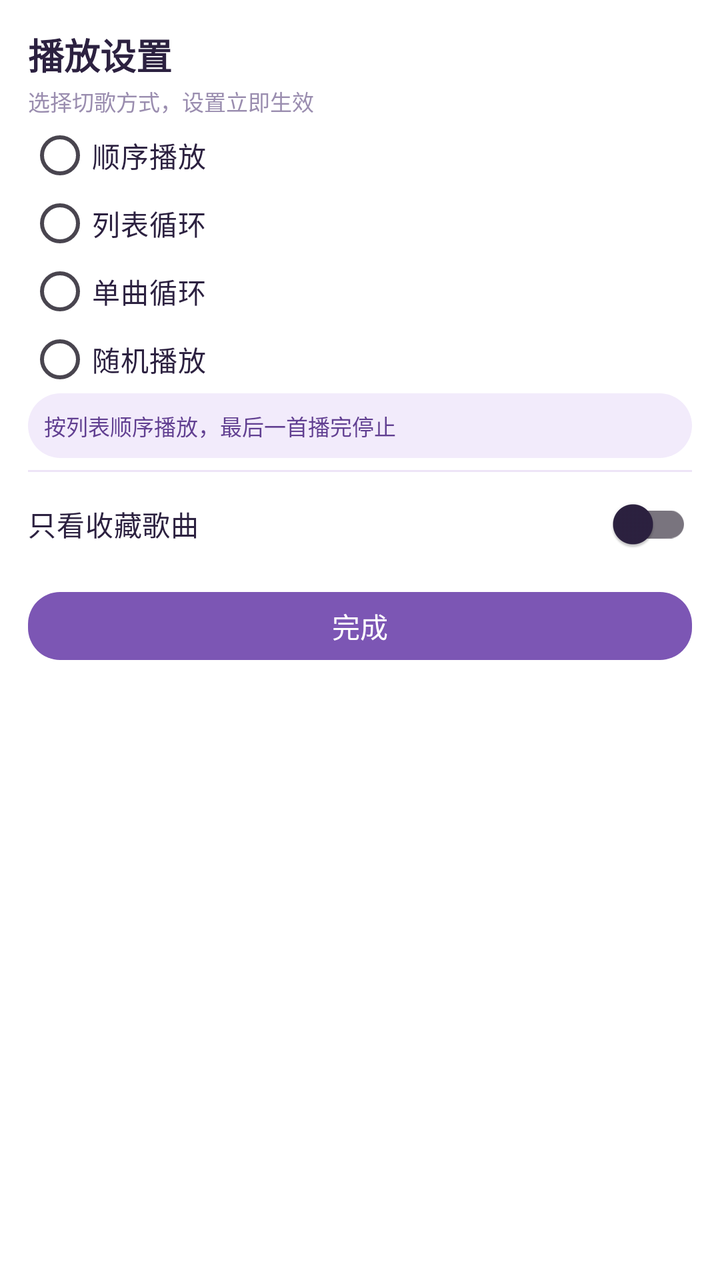
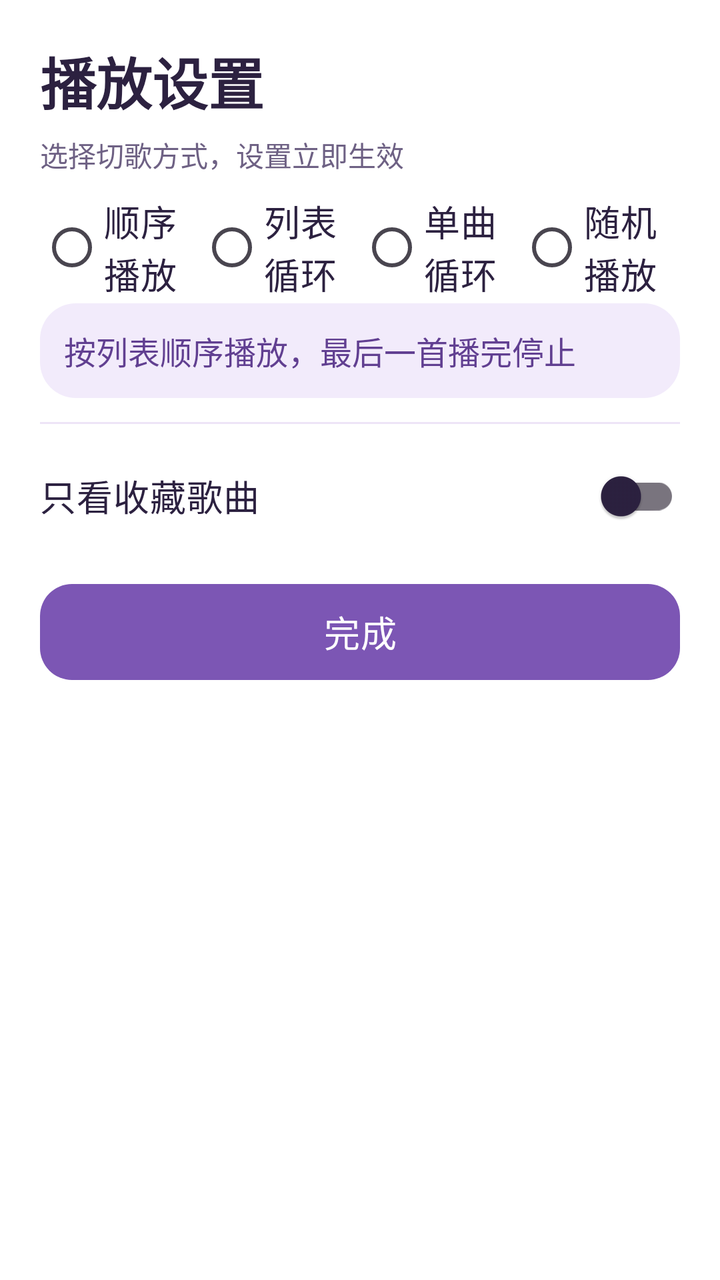

Before-and-after screenshots of an Android layout around one commit, followed by the original layout XML and the change that was made.
<!-- AndroidManifest.xml: application theme Theme.AutoMediaPlayer -->
<!-- res/layout/dialog_play_settings.xml -->
<?xml version="1.0" encoding="utf-8"?>
<LinearLayout xmlns:android="http://schemas.android.com/apk/res/android"
    xmlns:app="http://schemas.android.com/apk/res-auto"
    android:layout_width="match_parent"
    android:layout_height="wrap_content"
    android:background="@color/white"
    android:minWidth="420dp"
    android:orientation="vertical"
    android:padding="14dp">

    <TextView
        android:layout_width="wrap_content"
        android:layout_height="wrap_content"
        android:text="@string/play_settings"
        android:textColor="@color/text_primary"
        android:textSize="18sp"
        android:textStyle="bold" />

    <TextView
        android:layout_width="wrap_content"
        android:layout_height="wrap_content"
        android:layout_marginTop="2dp"
        android:text="@string/play_settings_hint"
        android:textColor="@color/text_tertiary"
        android:textSize="11sp" />

    <RadioGroup
        android:id="@+id/rg_mode"
        android:layout_width="match_parent"
        android:layout_height="wrap_content"
        android:layout_marginTop="2dp"
        android:orientation="vertical">

        <RadioButton
            android:id="@+id/rb_order"
            android:layout_width="match_parent"
            android:layout_height="34dp"
            android:buttonTint="@color/wisteria_600"
            android:text="@string/mode_order"
            android:textColor="@color/text_primary"
            android:textSize="14sp" />

        <RadioButton
            android:id="@+id/rb_loop_all"
            android:layout_width="match_parent"
            android:layout_height="34dp"
            android:buttonTint="@color/wisteria_600"
            android:text="@string/mode_loop_all"
            android:textColor="@color/text_primary"
            android:textSize="14sp" />

        <RadioButton
            android:id="@+id/rb_loop_one"
            android:layout_width="match_parent"
            android:layout_height="34dp"
            android:buttonTint="@color/wisteria_600"
            android:text="@string/mode_loop_one"
            android:textColor="@color/text_primary"
            android:textSize="14sp" />

        <RadioButton
            android:id="@+id/rb_shuffle"
            android:layout_width="match_parent"
            android:layout_height="34dp"
            android:buttonTint="@color/wisteria_600"
            android:text="@string/mode_shuffle"
            android:textColor="@color/text_primary"
            android:textSize="14sp" />
    </RadioGroup>

    <TextView
        android:id="@+id/tv_mode_desc"
        android:layout_width="match_parent"
        android:layout_height="wrap_content"
        android:background="@drawable/bg_chip_lavender"
        android:padding="8dp"
        android:text="@string/mode_order_desc"
        android:textColor="@color/wisteria_700"
        android:textSize="11sp" />

    <View
        android:layout_width="match_parent"
        android:layout_height="1dp"
        android:layout_marginTop="6dp"
        android:background="@color/divider" />

    <com.google.android.material.switchmaterial.SwitchMaterial
        android:id="@+id/switch_favorites_only"
        android:layout_width="match_parent"
        android:layout_height="wrap_content"
        android:layout_marginTop="2dp"
        android:buttonTint="@color/wisteria_600"
        android:text="@string/show_favorites_only"
        android:textColor="@color/text_primary"
        android:textSize="14sp"
        app:useMaterialThemeColors="true" />

    <com.google.android.material.button.MaterialButton
        android:id="@+id/btn_done"
        android:layout_width="match_parent"
        android:layout_height="42dp"
        android:layout_marginTop="6dp"
        android:text="@string/settings_done"
        android:textSize="14sp"
        app:cornerRadius="16dp" />
</LinearLayout>
<!-- resources referenced by this layout -->
<resources>
  <color name="divider">#FFEDE4F7</color>
  <color name="text_primary">#FF2C2140</color>
  <color name="text_tertiary">#FF9A8DAF</color>
  <color name="white">#FFFFFFFF</color>
  <color name="wisteria_600">#FF7C56B4</color>
  <color name="wisteria_700">#FF613F91</color>
  <!-- drawable bg_chip_lavender (drawable) -->
  <?xml version="1.0" encoding="utf-8"?>
  <shape xmlns:android="http://schemas.android.com/apk/res/android" android:shape="rectangle">
      <solid android:color="@color/wisteria_100" />
      <corners android:radius="18dp" />
  </shape>
  <string name="mode_loop_all">列表循环</string>
  <string name="mode_loop_one">单曲循环</string>
  <string name="mode_order">顺序播放</string>
  <string name="mode_order_desc">按列表顺序播放，最后一首播完停止</string>
  <string name="mode_shuffle">随机播放</string>
  <string name="play_settings">播放设置</string>
  <string name="play_settings_hint">选择切歌方式，设置立即生效</string>
  <string name="settings_done">完成</string>
  <string name="show_favorites_only">只看收藏歌曲</string>
  <style name="Theme.AutoMediaPlayer" parent="Base.Theme.AutoMediaPlayer" />
  <color name="wisteria_100">#FFF2EBFB</color>
  <style name="Base.Theme.AutoMediaPlayer" parent="Theme.Material3.Light.NoActionBar">
          <item name="colorPrimary">@color/wisteria_600</item>
          <item name="colorOnPrimary">@color/white</item>
          <item name="colorPrimaryContainer">@color/wisteria_100</item>
          <item name="colorOnPrimaryContainer">@color/wisteria_800</item>
          <item name="colorSecondary">@color/wisteria_500</item>
          <item name="colorSurface">@color/white</item>
          <item name="colorOnSurface">@color/text_primary</item>
          <item name="android:colorAccent">@color/wisteria_600</item>
          <item name="android:windowLightStatusBar">true</item>
          <item name="android:statusBarColor">@android:color/transparent</item>
          <item name="android:navigationBarColor">@color/wisteria_50</item>
          <item name="android:windowLightNavigationBar">true</item>
          <item name="android:windowBackground">@color/wisteria_50</item>
          <item name="android:forceDarkAllowed">false</item>
      </style>
  <color name="wisteria_800">#FF472C6B</color>
  <color name="wisteria_500">#FF9873CD</color>
  <color name="wisteria_50">#FFFAF7FE</color>
</resources>

<!-- the commit's change to res/layout/dialog_play_settings.xml (unified diff, before → after) -->
@@ -4,68 +4,72 @@
     android:layout_width="match_parent"
     android:layout_height="wrap_content"
     android:background="@color/white"
-    android:minWidth="420dp"
+    android:minWidth="720dp"
     android:orientation="vertical"
-    android:padding="14dp">
+    android:padding="20dp">
 
     <TextView
         android:layout_width="wrap_content"
         android:layout_height="wrap_content"
         android:text="@string/play_settings"
         android:textColor="@color/text_primary"
-        android:textSize="18sp"
+        android:textSize="28sp"
         android:textStyle="bold" />
 
     <TextView
         android:layout_width="wrap_content"
         android:layout_height="wrap_content"
-        android:layout_marginTop="2dp"
+        android:layout_marginTop="6dp"
         android:text="@string/play_settings_hint"
         android:textColor="@color/text_tertiary"
-        android:textSize="11sp" />
+        android:textSize="14sp" />
 
     <RadioGroup
         android:id="@+id/rg_mode"
         android:layout_width="match_parent"
         android:layout_height="wrap_content"
-        android:layout_marginTop="2dp"
-        android:orientation="vertical">
+        android:layout_marginTop="8dp"
+        android:orientation="horizontal">
 
         <RadioButton
             android:id="@+id/rb_order"
-            android:layout_width="match_parent"
-            android:layout_height="34dp"
+            android:layout_width="0dp"
+            android:layout_height="56dp"
+            android:layout_weight="1"
             android:buttonTint="@color/wisteria_600"
             android:text="@string/mode_order"
             android:textColor="@color/text_primary"
-            android:textSize="14sp" />
+            android:textSize="18sp" />
 
         <RadioButton
             android:id="@+id/rb_loop_all"
-            android:layout_width="match_parent"
-            android:layout_height="34dp"
+            android:layout_width="0dp"
+            android:layout_height="56dp"
+            android:layout_weight="1"
             android:buttonTint="@color/wisteria_600"
             android:text="@string/mode_loop_all"
             android:textColor="@color/text_primary"
-            android:textSize="14sp" />
+            android:textSize="18sp" />
 
         <RadioButton
             android:id="@+id/rb_loop_one"
-            android:layout_width="match_parent"
-            android:layout_height="34dp"
+            android:layout_width="0dp"
+            android:layout_height="56dp"
+            android:layout_weight="1"
             android:buttonTint="@color/wisteria_600"
             android:text="@string/mode_loop_one"
             android:textColor="@color/text_primary"
-            android:textSize="14sp" />
+            android:textSize="18sp" />
 
         <RadioButton
             android:id="@+id/rb_shuffle"
-            android:layout_width="match_parent"
-            android:layout_height="34dp"
+            android:layout_width="0dp"
+            android:layout_height="56dp"
+            android:layout_weight="1"
             android:buttonTint="@color/wisteria_600"
             android:text="@string/mode_shuffle"
             android:textColor="@color/text_primary"
-            android:textSize="14sp" />
+            android:textSize="18sp" />
     </RadioGroup>
 
     <TextView
@@ -73,34 +77,34 @@
         android:layout_width="match_parent"
         android:layout_height="wrap_content"
         android:background="@drawable/bg_chip_lavender"
-        android:padding="8dp"
+        android:padding="12dp"
         android:text="@string/mode_order_desc"
         android:textColor="@color/wisteria_700"
-        android:textSize="11sp" />
+        android:textSize="16sp" />
 
     <View
         android:layout_width="match_parent"
         android:layout_height="1dp"
-        android:layout_marginTop="6dp"
+        android:layout_marginTop="12dp"
         android:background="@color/divider" />
 
     <com.google.android.material.switchmaterial.SwitchMaterial
         android:id="@+id/switch_favorites_only"
         android:layout_width="match_parent"
-        android:layout_height="wrap_content"
-        android:layout_marginTop="2dp"
+        android:layout_height="56dp"
+        android:layout_marginTop="8dp"
         android:buttonTint="@color/wisteria_600"
         android:text="@string/show_favorites_only"
         android:textColor="@color/text_primary"
-        android:textSize="14sp"
+        android:textSize="18sp"
         app:useMaterialThemeColors="true" />
 
     <com.google.android.material.button.MaterialButton
         android:id="@+id/btn_done"
         android:layout_width="match_parent"
-        android:layout_height="42dp"
-        android:layout_marginTop="6dp"
+        android:layout_height="56dp"
+        android:layout_marginTop="12dp"
         android:text="@string/settings_done"
-        android:textSize="14sp"
+        android:textSize="18sp"
         app:cornerRadius="16dp" />
 </LinearLayout>
<!-- resource entries referenced after the edit -->
@@ -2,7 +2,7 @@
 <resources>
   <color name="divider">#FFEDE4F7</color>
   <color name="text_primary">#FF2C2140</color>
-  <color name="text_tertiary">#FF9A8DAF</color>
+  <color name="text_tertiary">#FF6E6184</color>
   <color name="white">#FFFFFFFF</color>
   <color name="wisteria_600">#FF7C56B4</color>
   <color name="wisteria_700">#FF613F91</color>
